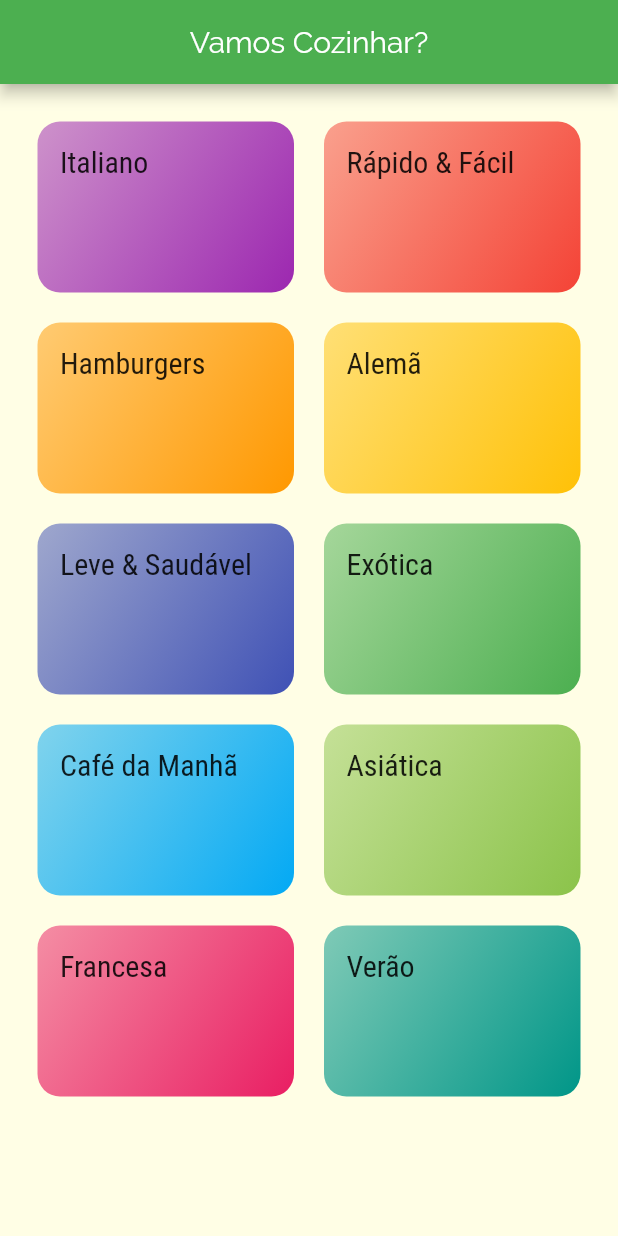
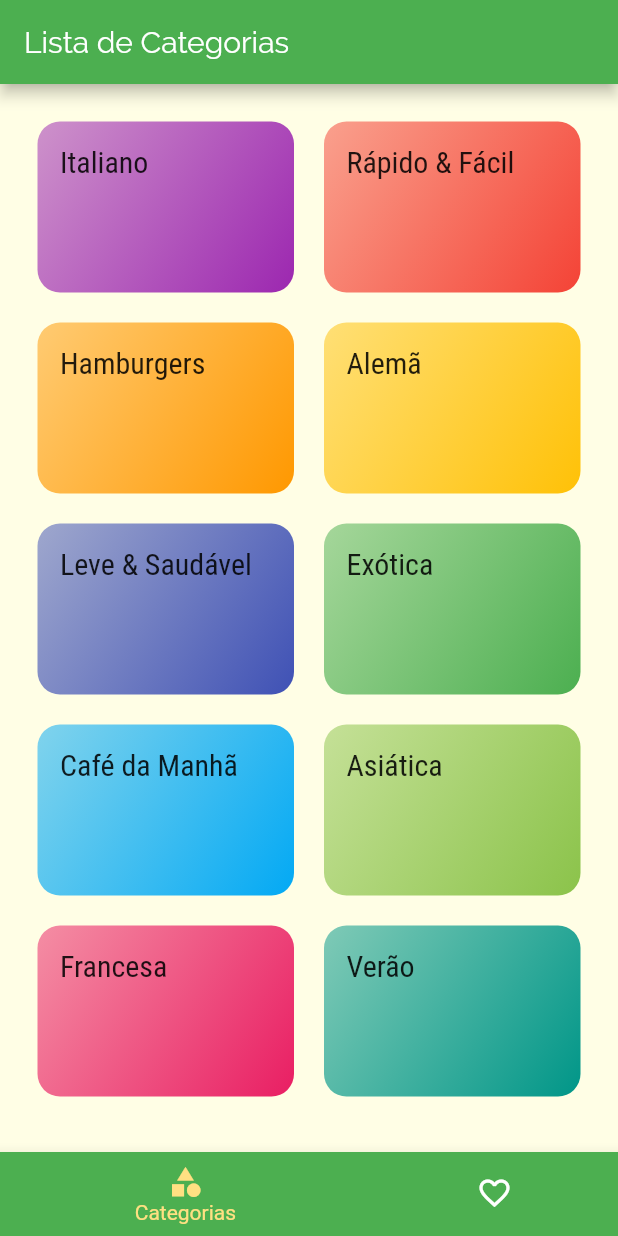
Before and after one commit to guilhermtorres/cardapio_receitas, a Flutter app: the screen it shows after launch, on a phone screen of 412 x 824 dp. Run offline on Flutter 3.47's test engine with Material 2 defaults, Android fonts, the phone set to English and light mode, and no system bars.

Commit message:
Adicionado TabBar, efeitos de transições e outras melhorias visuais

```diff
--- a/lib/src/app.dart
+++ b/lib/src/app.dart
@@ -1,6 +1,6 @@
 import 'package:cardapio_receitas/src/screens/categories_meals_screen.dart';
-import 'package:cardapio_receitas/src/screens/category_screens.dart';
 import 'package:cardapio_receitas/src/screens/meal_details_screens.dart';
+import 'package:cardapio_receitas/src/screens/tabs_screens.dart';
 import 'package:cardapio_receitas/src/utils/app_routes_utils.dart';
 import 'package:flutter/material.dart';
 
@@ -11,7 +11,7 @@ class MyApp extends StatelessWidget {
       title: 'Vamos Cozinhar?',
       theme: ThemeData(
         primarySwatch: Colors.green,
-        accentColor: Colors.greenAccent,
+        accentColor: Colors.amber[200],
         fontFamily: 'Raleway',
         canvasColor: Color.fromRGBO(255, 254, 229, 1),
         textTheme: ThemeData.light().textTheme.copyWith(
@@ -23,7 +23,7 @@ class MyApp extends StatelessWidget {
       ),
       initialRoute: AppRoutes.HOME,
       routes: {
-        AppRoutes.HOME: (ctx) => CategoriesScreen(),
+        AppRoutes.HOME: (ctx) => TabsScreens(),
         AppRoutes.CATEGORIES_MEALS: (ctx) => CategoriesMealsScreen(),
         AppRoutes.MEAL_DETAILS: (ctx) => MealDetailScreens(),
       },
--- a/lib/src/screens/category_screens.dart
+++ b/lib/src/screens/category_screens.dart
@@ -5,15 +5,7 @@ import 'package:flutter/material.dart';
 class CategoriesScreen extends StatelessWidget {
   @override
   Widget build(BuildContext context) {
-    return Scaffold(
-      appBar: AppBar(
-        title: Center(
-          child: Text(
-            'Vamos Cozinhar?',
-          ),
-        ),
-      ),
-      body: GridView(
+    return GridView(
       padding: const EdgeInsets.all(25),
       gridDelegate: SliverGridDelegateWithMaxCrossAxisExtent(
         maxCrossAxisExtent: 200,
@@ -26,7 +18,6 @@ class CategoriesScreen extends StatelessWidget {
           return CategoriesComponents(cat);
         },
       ).toList(),
-      ),
     );
   }
 }
--- /dev/null
+++ b/lib/src/screens/tabs_screens.dart
@@ -0,0 +1,61 @@
+import 'package:cardapio_receitas/src/screens/category_screens.dart';
+import 'package:cardapio_receitas/src/screens/favorites_screens.dart';
+import 'package:flutter/material.dart';
+
+class TabsScreens extends StatefulWidget {
+  @override
+  _TabsScreensState createState() => _TabsScreensState();
+}
+
+class _TabsScreensState extends State<TabsScreens> {
+  int _selectedScreenIndex = 0;
+  final List<Map<String, dynamic>> _screens = [
+    {'title': 'Lista de Categorias', 'screen': CategoriesScreen()},
+    {'title': 'Meus Favoritos', 'screen': FavoritesScreens()}
+  ];
+
+  _selectScreen(int index) {
+    setState(() {
+      _selectedScreenIndex = index;
+    });
+  }
+
+  @override
+  Widget build(BuildContext context) {
+    return DefaultTabController(
+      length: 2,
+      child: Scaffold(
+        appBar: AppBar(
+          title: Text(
+            _screens[_selectedScreenIndex]['title'],
+          ),
+        ),
+        body: _screens[_selectedScreenIndex]['screen'],
+        bottomNavigationBar: BottomNavigationBar(
+          onTap: _selectScreen,
+          backgroundColor: Theme.of(context).primaryColor,
+          unselectedItemColor: Colors.white,
+          selectedItemColor: Theme.of(context).accentColor,
+          currentIndex: _selectedScreenIndex,
+          type: BottomNavigationBarType.shifting,
+          items: [
+            BottomNavigationBarItem(
+              backgroundColor: Theme.of(context).primaryColor,
+              icon: Icon(
+                Icons.category,
+              ),
+              title: Text('Categorias'),
+            ),
+            BottomNavigationBarItem(
+              backgroundColor: Theme.of(context).primaryColor,
+              icon: Icon(
+                Icons.favorite_border,
+              ),
+              title: Text('Favoritos'),
+            )
+          ],
+        ),
+      ),
+    );
+  }
+}
```
Also changed, not shown: lib/src/screens/favorites_screens.dart (added, +12 -0 lines), lib/src/screens/meal_details_screens.dart (+74 -3 lines). Lines whose indentation alone changed are shown as unchanged.
